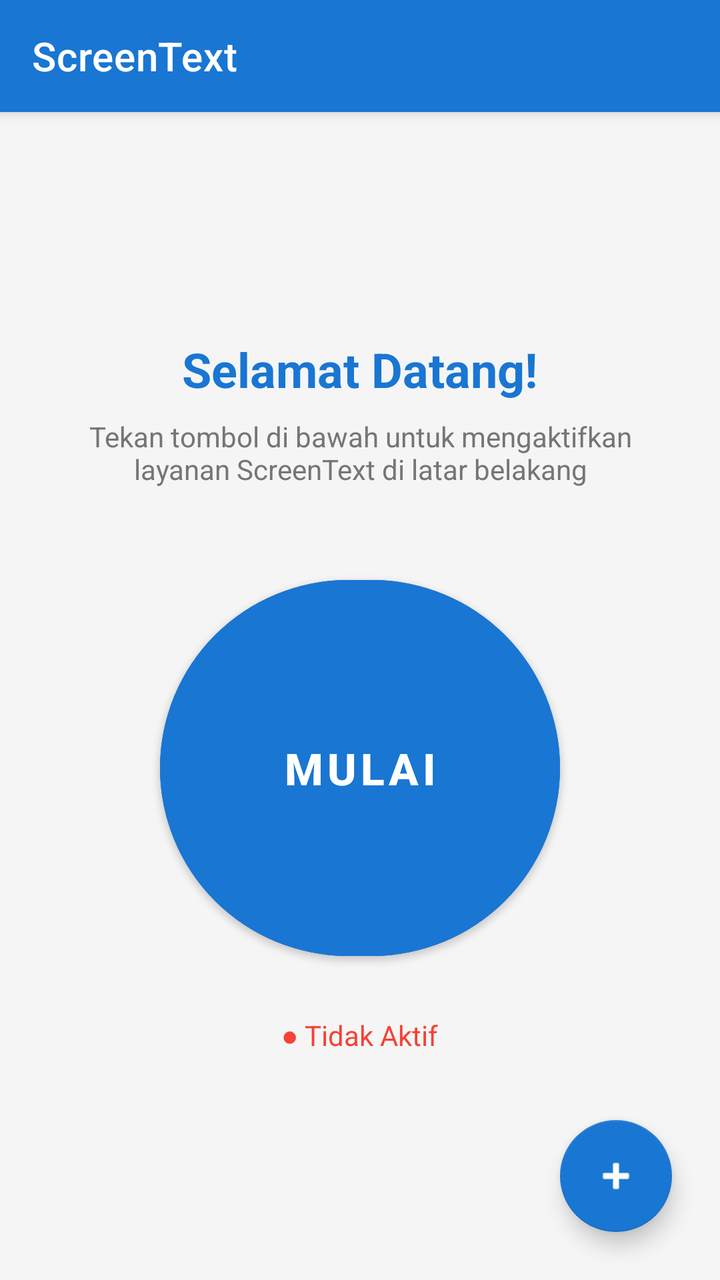
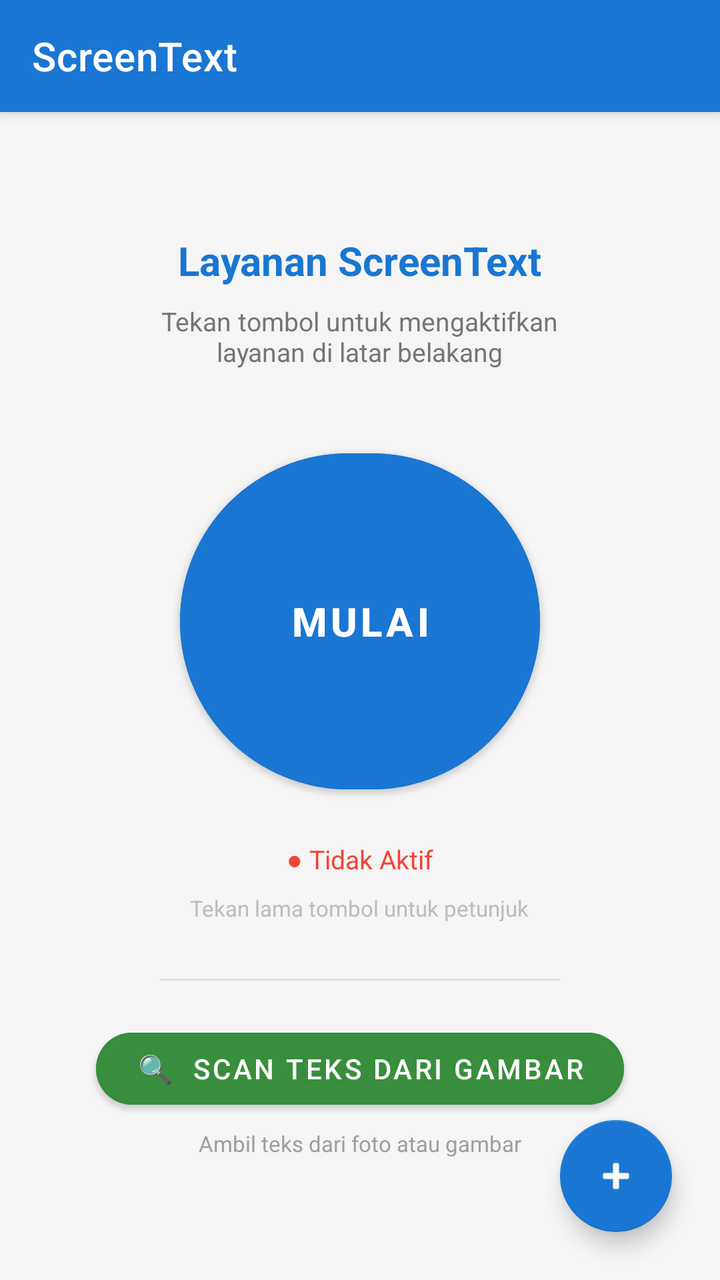

The first picture is an Android layout as it rendered before a commit; the second is the same layout after the commit. The layout source and the unified diff follow.
<!-- AndroidManifest.xml: application theme Theme.ScreenTextApp -->
<!-- res/layout/activity_home.xml -->
<?xml version="1.0" encoding="utf-8"?>
<androidx.coordinatorlayout.widget.CoordinatorLayout
    xmlns:android="http://schemas.android.com/apk/res/android"
    xmlns:app="http://schemas.android.com/apk/res-auto"
    android:layout_width="match_parent"
    android:layout_height="match_parent"
    android:background="#F5F5F5">

    <com.google.android.material.appbar.AppBarLayout
        android:layout_width="match_parent"
        android:layout_height="wrap_content">
        <com.google.android.material.appbar.MaterialToolbar
            android:id="@+id/toolbar"
            android:layout_width="match_parent"
            android:layout_height="?attr/actionBarSize"
            android:background="#1976D2"
            app:title="ScreenText"
            app:titleTextColor="#FFFFFF"/>
    </com.google.android.material.appbar.AppBarLayout>

    <LinearLayout
        android:layout_width="match_parent"
        android:layout_height="match_parent"
        android:orientation="vertical"
        android:gravity="center"
        android:padding="32dp"
        app:layout_behavior="@string/appbar_scrolling_view_behavior">

        <TextView
            android:layout_width="wrap_content"
            android:layout_height="wrap_content"
            android:text="Selamat Datang!"
            android:textSize="24sp"
            android:textStyle="bold"
            android:textColor="#1976D2"
            android:layout_marginBottom="8dp"/>

        <TextView
            android:layout_width="wrap_content"
            android:layout_height="wrap_content"
            android:text="Tekan tombol di bawah untuk mengaktifkan\nlayanan ScreenText di latar belakang"
            android:textSize="14sp"
            android:textColor="#757575"
            android:gravity="center"
            android:layout_marginBottom="40dp"/>

        <com.google.android.material.button.MaterialButton
            android:id="@+id/btnMulai"
            android:layout_width="200dp"
            android:layout_height="200dp"
            android:text="MULAI"
            android:textSize="22sp"
            android:textStyle="bold"
            android:textColor="#FFFFFF"
            app:cornerRadius="100dp"
            android:backgroundTint="#1976D2"
            app:elevation="8dp"/>

        <TextView
            android:id="@+id/tvStatus"
            android:layout_width="wrap_content"
            android:layout_height="wrap_content"
            android:text="● Tidak Aktif"
            android:textSize="14sp"
            android:textColor="#F44336"
            android:layout_marginTop="24dp"/>

    </LinearLayout>

    <com.google.android.material.floatingactionbutton.FloatingActionButton
        android:id="@+id/fabMenu"
        android:layout_width="wrap_content"
        android:layout_height="wrap_content"
        android:layout_gravity="bottom|end"
        android:layout_margin="24dp"
        android:src="@android:drawable/ic_input_add"
        android:contentDescription="Menu"
        app:backgroundTint="#1976D2"
        app:tint="#FFFFFF"
        app:fabSize="normal"/>

</androidx.coordinatorlayout.widget.CoordinatorLayout>
<!-- resources referenced by this layout -->
<resources>
  <style name="Theme.ScreenTextApp" parent="Theme.MaterialComponents.DayNight.NoActionBar">
          <item name="colorPrimary">#1976D2</item>
          <item name="colorPrimaryVariant">#1565C0</item>
          <item name="colorOnPrimary">#FFFFFF</item>
          <item name="colorSecondary">#03DAC6</item>
          <item name="colorSecondaryVariant">#018786</item>
          <item name="colorOnSecondary">#000000</item>
          <item name="android:statusBarColor">?attr/colorPrimaryVariant</item>
      </style>
</resources>

<!-- the commit's change to res/layout/activity_home.xml (unified diff, before → after) -->
@@ -15,7 +15,8 @@
             android:layout_height="?attr/actionBarSize"
             android:background="#1976D2"
             app:title="ScreenText"
-            app:titleTextColor="#FFFFFF"/>
+            app:titleTextColor="#FFFFFF"
+            app:subtitleTextColor="#B3E5FC"/>
     </com.google.android.material.appbar.AppBarLayout>
 
     <LinearLayout
@@ -29,8 +30,8 @@
         <TextView
             android:layout_width="wrap_content"
             android:layout_height="wrap_content"
-            android:text="Selamat Datang!"
-            android:textSize="24sp"
+            android:text="Layanan ScreenText"
+            android:textSize="20sp"
             android:textStyle="bold"
             android:textColor="#1976D2"
             android:layout_marginBottom="8dp"/>
@@ -38,21 +39,21 @@
         <TextView
             android:layout_width="wrap_content"
             android:layout_height="wrap_content"
-            android:text="Tekan tombol di bawah untuk mengaktifkan\nlayanan ScreenText di latar belakang"
-            android:textSize="14sp"
+            android:text="Tekan tombol untuk mengaktifkan\nlayanan di latar belakang"
+            android:textSize="13sp"
             android:textColor="#757575"
             android:gravity="center"
-            android:layout_marginBottom="40dp"/>
+            android:layout_marginBottom="36dp"/>
 
         <com.google.android.material.button.MaterialButton
             android:id="@+id/btnMulai"
-            android:layout_width="200dp"
-            android:layout_height="200dp"
+            android:layout_width="180dp"
+            android:layout_height="180dp"
             android:text="MULAI"
-            android:textSize="22sp"
+            android:textSize="20sp"
             android:textStyle="bold"
             android:textColor="#FFFFFF"
-            app:cornerRadius="100dp"
+            app:cornerRadius="90dp"
             android:backgroundTint="#1976D2"
             app:elevation="8dp"/>
 
@@ -61,9 +62,46 @@
             android:layout_width="wrap_content"
             android:layout_height="wrap_content"
             android:text="● Tidak Aktif"
+            android:textSize="13sp"
+            android:textColor="#F44336"
+            android:layout_marginTop="20dp"/>
+
+        <TextView
+            android:layout_width="wrap_content"
+            android:layout_height="wrap_content"
+            android:text="Tekan lama tombol untuk petunjuk"
+            android:textSize="11sp"
+            android:textColor="#BDBDBD"
+            android:layout_marginTop="8dp"/>
+
+        
+        <View
+            android:layout_width="200dp"
+            android:layout_height="1dp"
+            android:background="#E0E0E0"
+            android:layout_marginTop="28dp"
+            android:layout_marginBottom="20dp"/>
+
+        
+        <com.google.android.material.button.MaterialButton
+            android:id="@+id/btnScanTeks"
+            android:layout_width="wrap_content"
+            android:layout_height="wrap_content"
+            android:text="🔍  Scan Teks dari Gambar"
             android:textSize="14sp"
-            android:textColor="#F44336"
-            android:layout_marginTop="24dp"/>
+            android:paddingStart="20dp"
+            android:paddingEnd="20dp"
+            android:backgroundTint="#388E3C"
+            app:cornerRadius="24dp"
+            app:elevation="4dp"/>
+
+        <TextView
+            android:layout_width="wrap_content"
+            android:layout_height="wrap_content"
+            android:text="Ambil teks dari foto atau gambar"
+            android:textSize="11sp"
+            android:textColor="#9E9E9E"
+            android:layout_marginTop="6dp"/>
 
     </LinearLayout>
 
@@ -76,7 +114,6 @@
         android:src="@android:drawable/ic_input_add"
         android:contentDescription="Menu"
         app:backgroundTint="#1976D2"
-        app:tint="#FFFFFF"
-        app:fabSize="normal"/>
+        app:tint="#FFFFFF"/>
 
 </androidx.coordinatorlayout.widget.CoordinatorLayout>
